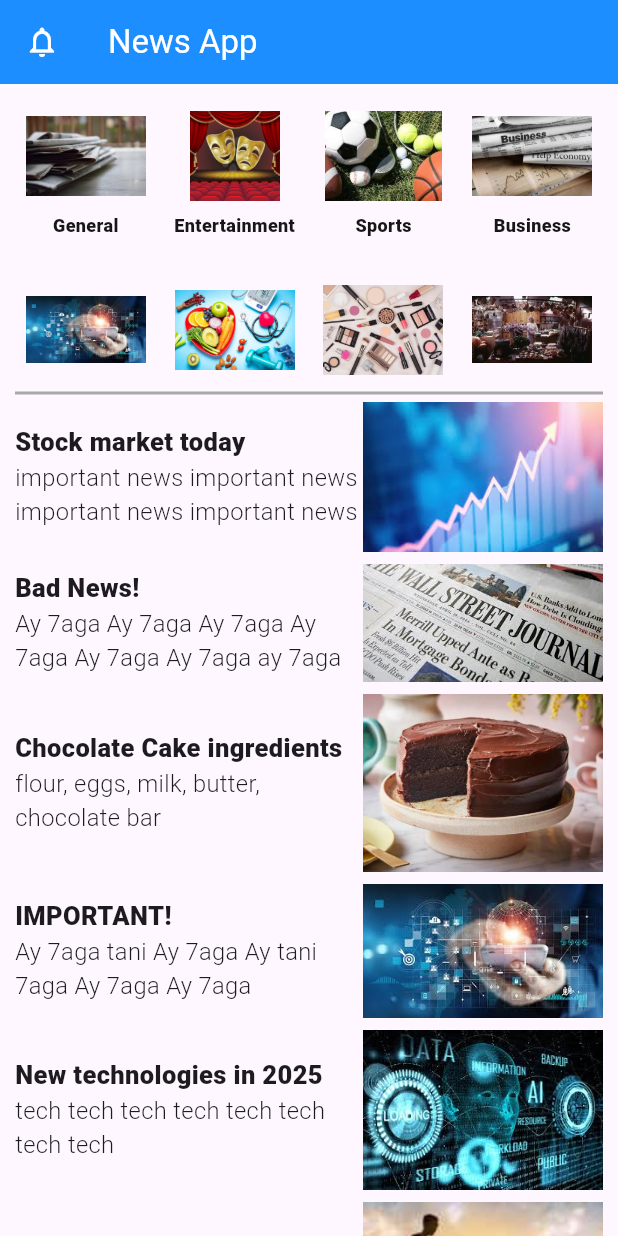
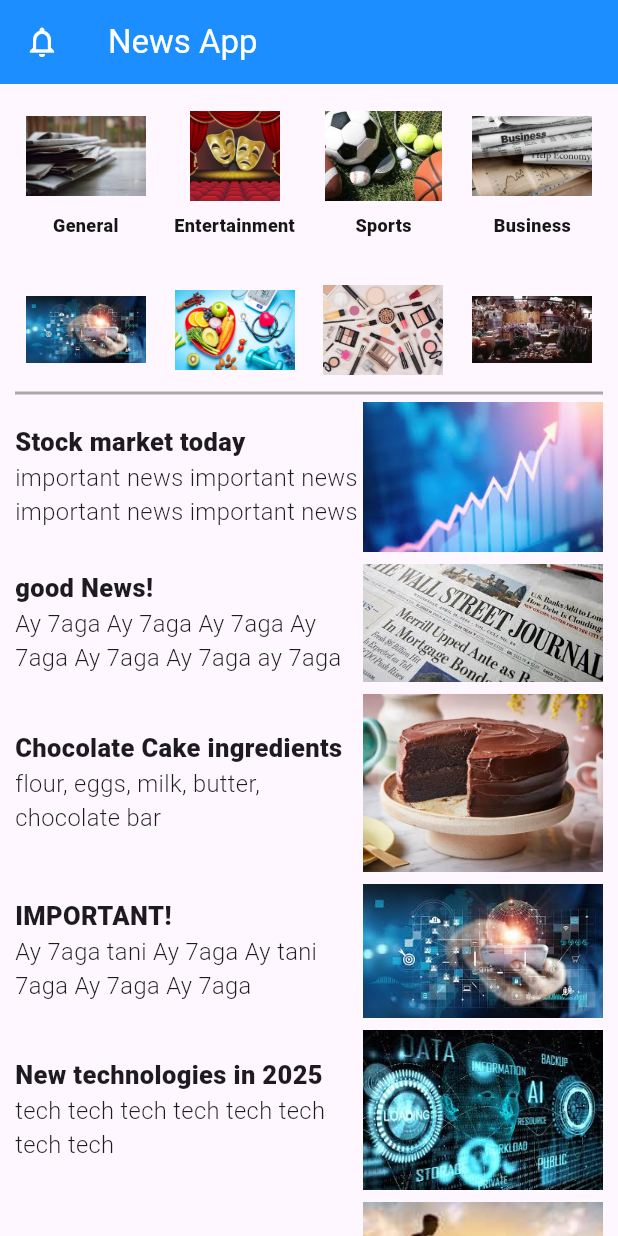
Before and after one commit to tamourax/iti, a Flutter app: the screen it shows after launch, on a phone screen of 412 x 824 dp. Run offline on Flutter 3.47's test engine with Material 3 defaults, Android fonts, the phone set to English and light mode, and no system bars; our stand-ins replace dio; network calls fail.

Commit message:
rename services files

```diff
--- a/lib/main.dart
+++ b/lib/main.dart
@@ -1,5 +1,5 @@
 import 'package:flutter/material.dart';
-import 'package:iti/dio/news_services.dart';
+import 'package:iti/services/news_services.dart';
 import 'CustomCont.dart';
 import 'secondscreen.dart';
 
@@ -135,7 +135,7 @@ class hommee extends StatelessWidget {
                       imageLink: "assets/images/download (1).jpg",
                     ),
                     CustomCont(
-                      title: "Bad News!",
+                      title: "good News!",
                       paragraph:
                           "Ay 7aga Ay 7aga Ay 7aga Ay 7aga Ay 7aga Ay 7aga ay 7aga",
                       imageLink: "assets/images/images (2).jpg",
```
Also changed, not shown: lib/services/news_services.dart (renamed from lib/dio/news_services.dart).
